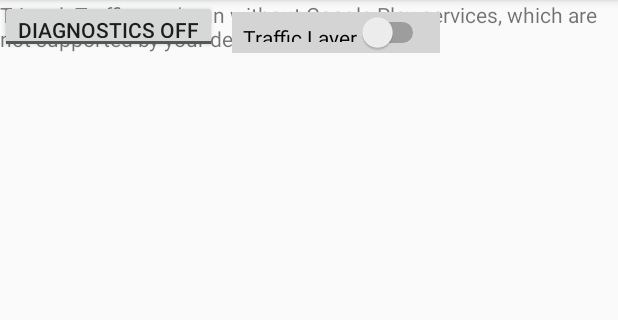
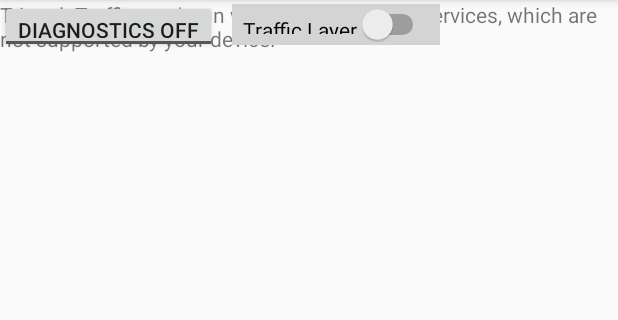
Before and after one commit to dukehal/TriangleTraffic, an Android app: the screen it shows after launch (MapsActivity), on a phone screen of 412 x 824 dp, the part 84-404 px from its top. Run offline under Robolectric (Android 15) with nearby library versions, the phone set to English and light mode, and no system bars.

Commit message:
slightly moved traffic toggle switch on maps activity

```diff
--- a/app/src/main/res/layout/activity_maps.xml
+++ b/app/src/main/res/layout/activity_maps.xml
@@ -80,6 +80,7 @@
         android:padding="7dp"
         android:layout_marginLeft="10dp"
         android:layout_marginTop="10dp"
-        android:layout_marginRight="10dp" />
+        android:layout_marginRight="10dp"
+        android:layout_marginBottom="5dp" />
 
 </RelativeLayout>
```
